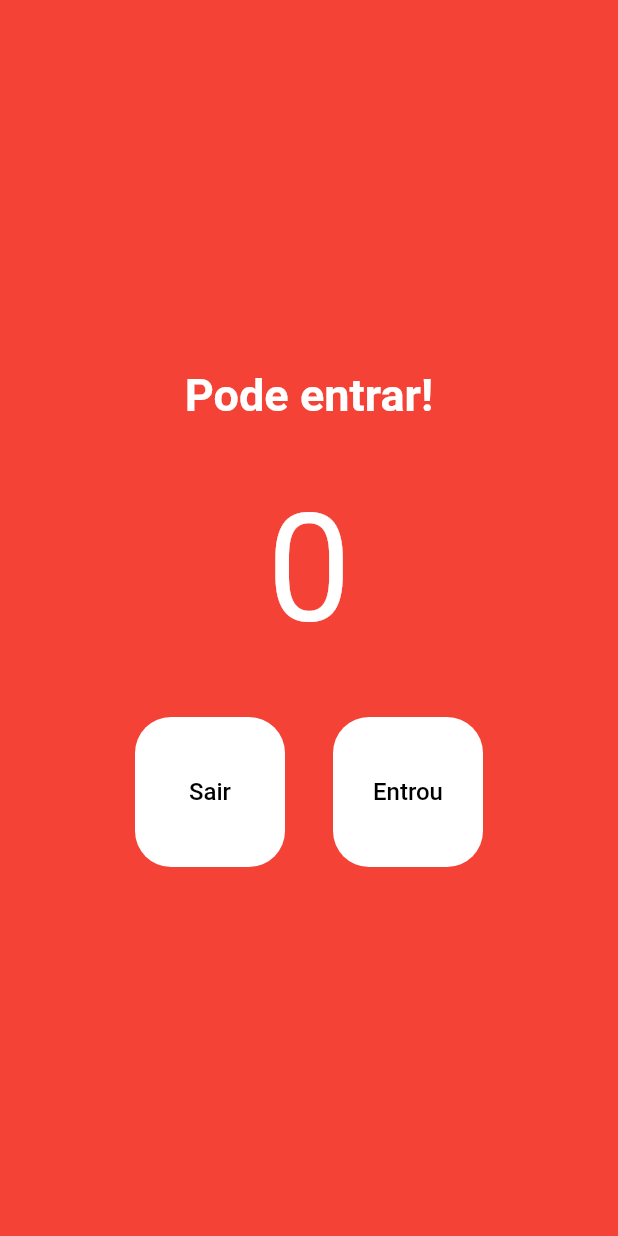
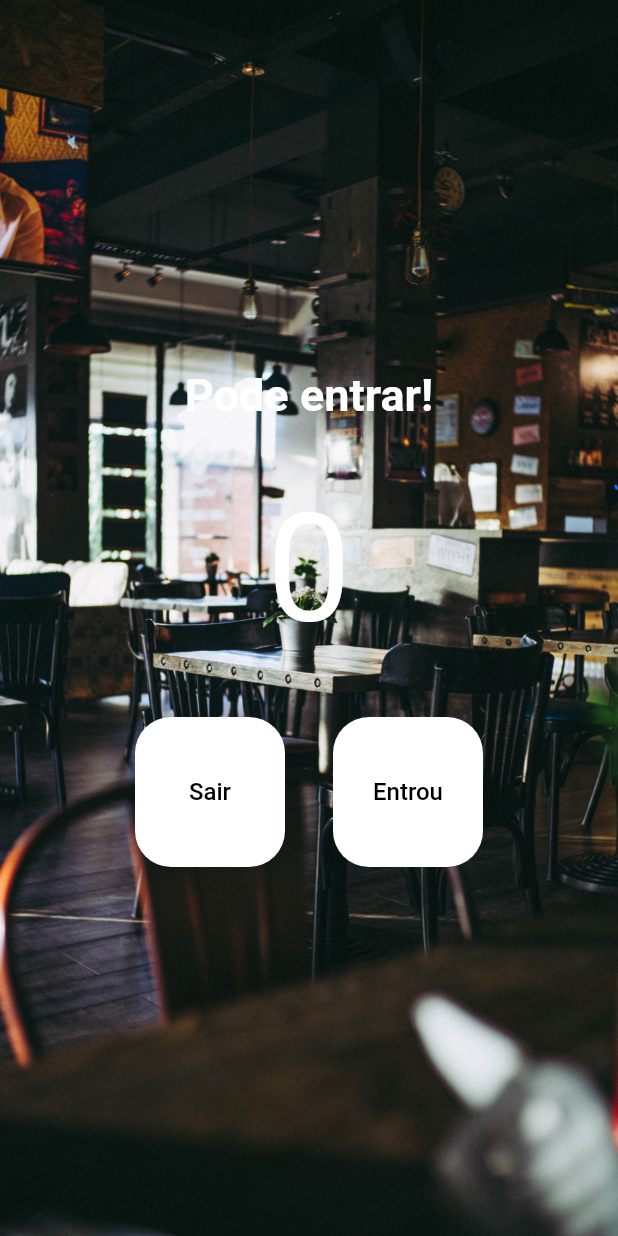
Before and after one commit to rafa7w/people-counter, a Flutter app: the screen it shows after launch, on a phone screen of 412 x 824 dp. Run offline on Flutter 3.47's test engine with Material 2 defaults, Android fonts, the phone set to English and light mode, and no system bars.

```diff
--- a/lib/main.dart
+++ b/lib/main.dart
@@ -31,7 +31,14 @@ class HomePage extends StatelessWidget {
   Widget build(BuildContext context) {
     return Scaffold(
       backgroundColor: Colors.red,
-      body: Column(
+      body: Container(
+        decoration: const BoxDecoration(
+          image: DecorationImage(
+            image: AssetImage('assets/images/pexels-lucas-allmann.jpg'),
+            fit: BoxFit.cover,
+          ),
+        ),
+        child: Column(
           mainAxisAlignment: MainAxisAlignment.center,
           children: [
             const Text(
@@ -94,6 +101,7 @@ class HomePage extends StatelessWidget {
             )
           ],
         ),
+      ),
     );
   }
 }
--- a/pubspec.yaml
+++ b/pubspec.yaml
@@ -58,9 +58,9 @@ flutter:
   uses-material-design: true
 
   # To add assets to your application, add an assets section, like this:
-  # assets:
-  #   - images/a_dot_burr.jpeg
-  #   - images/a_dot_ham.jpeg
+  assets:
+    - assets/images/
+
 
   # An image asset can refer to one or more resolution-specific "variants", see
   # https://flutter.dev/assets-and-images/#resolution-aware.
```
Also changed, not shown: assets/images/pexels-lucas-allmann.jpg (added). Lines whose indentation alone changed are shown as unchanged.
